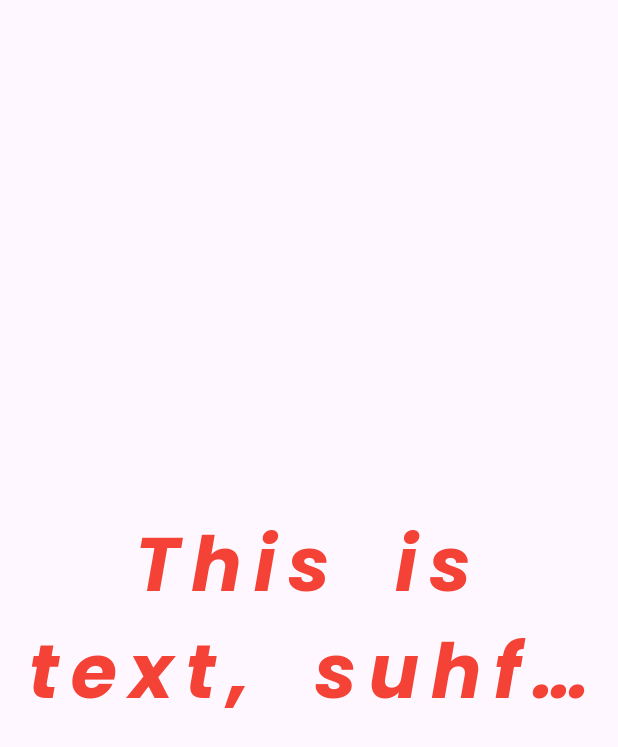
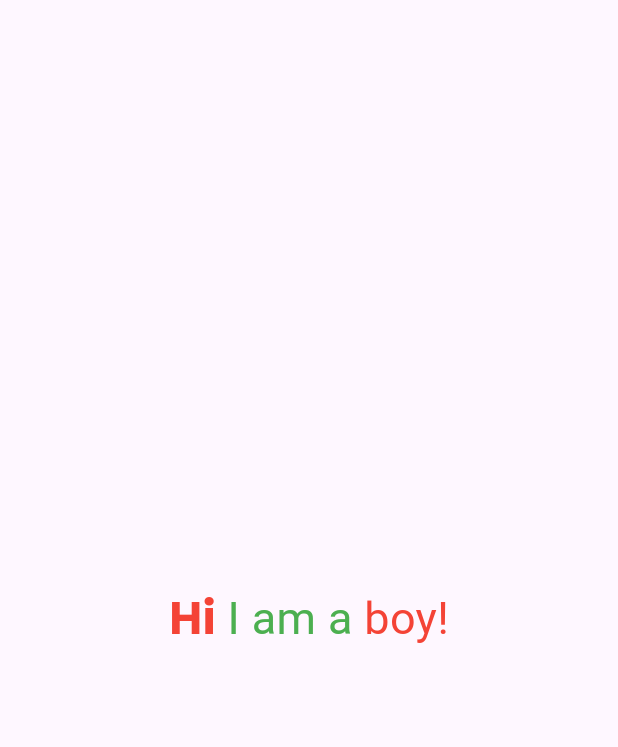
Before and after one commit to jahid-git/LearnFlutter, a Flutter app: the screen it shows after launch, on a phone screen of 412 x 824 dp. Shown: the top 747 px of the screen. Run offline on Flutter 3.47's test engine with Material 3 defaults, Android fonts, the phone set to English and light mode, and no system bars.

Commit message:
Add TextRichExample

```diff
--- a/lib/main.dart
+++ b/lib/main.dart
@@ -18,7 +18,8 @@ class MyApp extends StatelessWidget {
 
   @override
   Widget build(BuildContext context) {
-    return const Center(child: TextExample());
+    return const Center(child: TextRichExample());
+      // const Center(child: TextExample());
       // const Center(child: CardExample(),);
       // const Center(child: GridViewBuilderExample(),);
       // const Center(child: GridViewExample());
@@ -446,3 +447,22 @@ class TextExample extends StatelessWidget {
     );
   }
 }
+
+
+class TextRichExample extends StatelessWidget {
+  const TextRichExample({super.key});
+
+  @override
+  Widget build(BuildContext context) {
+    return const Text.rich(
+      style: TextStyle(fontFamily: 'Poppins', fontSize: 30, color: Colors.red),
+      TextSpan(
+        text: "Hi",
+        children: [
+          TextSpan(text: " I am a ", style: TextStyle(color: Colors.green)),
+          TextSpan(text: "boy!", style: TextStyle(color: Colors.red))
+        ]
+      )
+    );
+  }
+}
```
